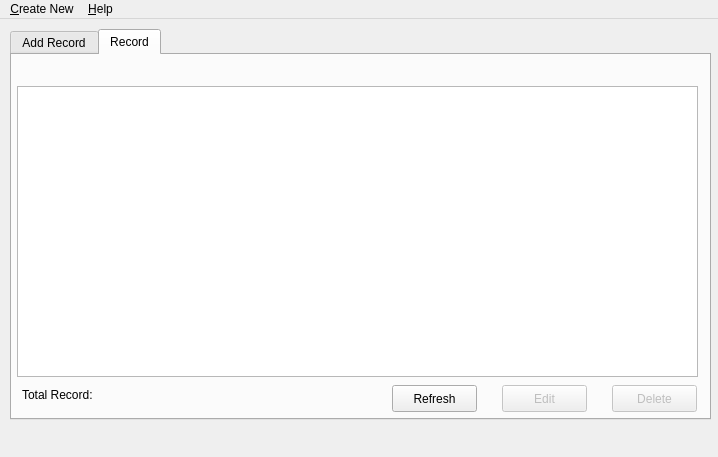
Above: mainwindow.ui from Weemy96/slms before the change. Below: the same form after it.
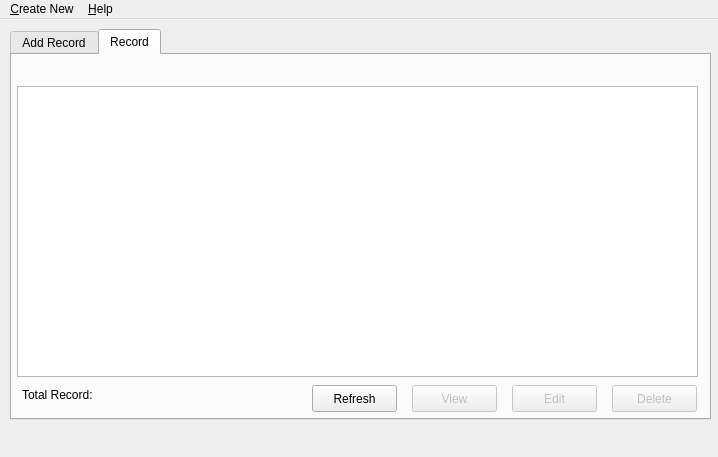
That is the form after the change. The open tabs and pages were chosen to show the change.

```diff
--- a/mainwindow.ui
+++ b/mainwindow.ui
@@ -309,7 +309,7 @@
      <widget class="QPushButton" name="btn_refresh">
       <property name="geometry">
        <rect>
-        <x>380</x>
+        <x>300</x>
         <y>330</y>
         <width>85</width>
         <height>27</height>
@@ -325,7 +325,7 @@
       </property>
       <property name="geometry">
        <rect>
-        <x>490</x>
+        <x>500</x>
         <y>330</y>
         <width>85</width>
         <height>27</height>
@@ -356,7 +356,7 @@
        <rect>
         <x>10</x>
         <y>330</y>
-        <width>331</width>
+        <width>281</width>
         <height>19</height>
        </rect>
       </property>
@@ -364,6 +364,22 @@
        <string>Total Record: </string>
       </property>
      </widget>
+     <widget class="QPushButton" name="btn_view">
+      <property name="enabled">
+       <bool>false</bool>
+      </property>
+      <property name="geometry">
+       <rect>
+        <x>400</x>
+        <y>330</y>
+        <width>85</width>
+        <height>27</height>
+       </rect>
+      </property>
+      <property name="text">
+       <string>View</string>
+      </property>
+     </widget>
     </widget>
    </widget>
   </widget>
```
Left out of the diff: 11 changed lines with no effect on the pictures.
